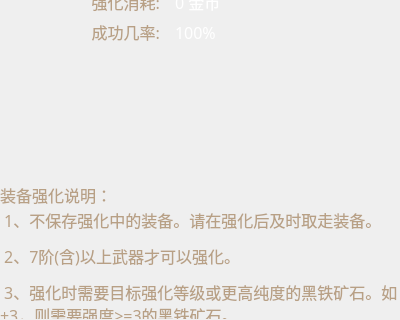
Before: the Qt Designer form code/mirror/smithy.ui in simon0xia/mirror, drawn with Qt 5; both pictures show x 0 to 400 and y 320 to 640 of the 400 by 640 pixel window.
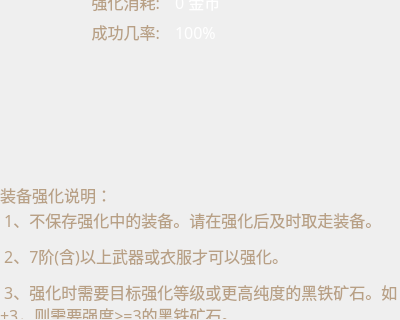
After: the same form once the commit is applied. Icons and pictures are not drawn.

Commit message: 修复内存泄露；修改怪物、地图、图标、技能几类的图片资源，改为单独的dat；修改buff图标显示方式，由label改为listWidget；修正不创建角色而关闭创建窗口后导致的无法选择人物问题；修改技能界面；增加衣服强化；

Diff of the .ui file:
```diff
--- a/code/mirror/smithy.ui
+++ b/code/mirror/smithy.ui
@@ -233,7 +233,7 @@
     <string notr="true">color: rgb(184,160,133);</string>
    </property>
    <property name="text">
-    <string>&lt;html&gt;&lt;head/&gt;&lt;body&gt;&lt;p&gt;&amp;nbsp;1、不保存强化中的装备。请在强化后及时取走装备。&lt;/p&gt;&lt;p&gt;&amp;nbsp;2、7阶(含)以上武器才可以强化。&lt;/p&gt;&lt;p&gt;&amp;nbsp;3、强化时需要目标强化等级或更高纯度的黑铁矿石。如+3，则需要强度&amp;gt;=3的黑铁矿石。&lt;/p&gt;&lt;/body&gt;&lt;/html&gt;</string>
+    <string>&lt;html&gt;&lt;head/&gt;&lt;body&gt;&lt;p&gt;&amp;nbsp;1、不保存强化中的装备。请在强化后及时取走装备。&lt;/p&gt;&lt;p&gt;&amp;nbsp;2、7阶(含)以上武器或衣服才可以强化。&lt;/p&gt;&lt;p&gt;&amp;nbsp;3、强化时需要目标强化等级或更高纯度的黑铁矿石。如+3，则需要强度&amp;gt;=3的黑铁矿石。&lt;/p&gt;&lt;/body&gt;&lt;/html&gt;</string>
    </property>
    <property name="alignment">
     <set>Qt::AlignLeading|Qt::AlignLeft|Qt::AlignVCenter</set>
```
The commit also changes 25 other files.
